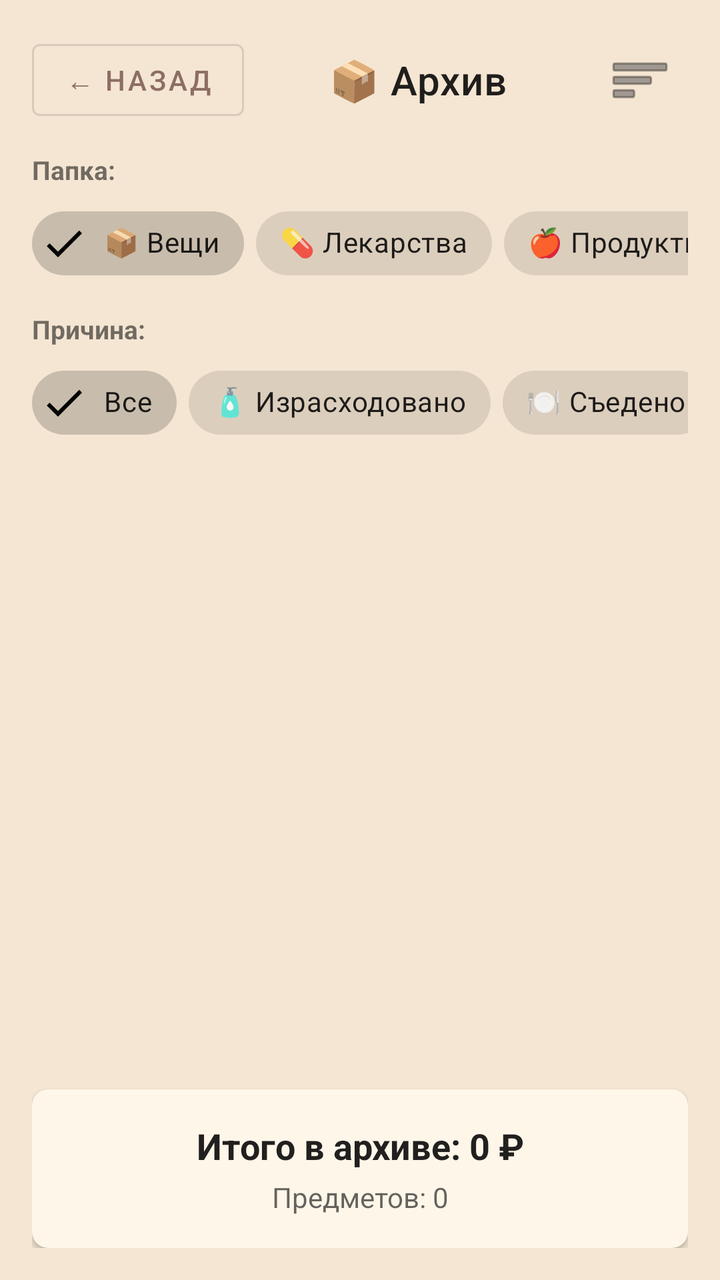
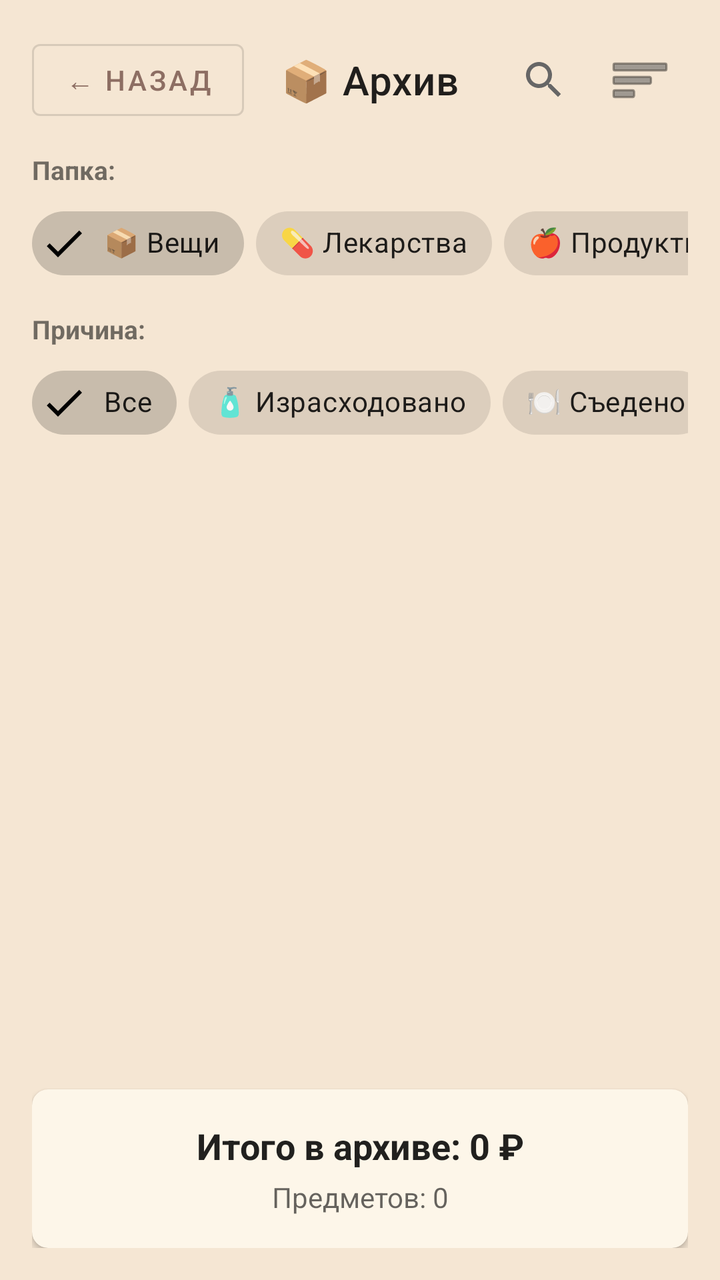

Two renders of the same Android screen: before a commit and after it. Below are the layout's source before the change and the commit's diff.
<!-- AndroidManifest.xml: application theme Theme.BAZA -->
<!-- res/layout/activity_archive.xml -->
<?xml version="1.0" encoding="utf-8"?>
<LinearLayout xmlns:android="http://schemas.android.com/apk/res/android"
    xmlns:app="http://schemas.android.com/apk/res-auto"
    android:layout_width="match_parent"
    android:layout_height="match_parent"
    android:orientation="vertical"
    android:padding="16dp">

    
    <LinearLayout
        android:layout_width="match_parent"
        android:layout_height="wrap_content"
        android:orientation="horizontal"
        android:layout_marginBottom="12dp"
        android:gravity="center_vertical">

        <Button
            android:id="@+id/btnBack"
            android:layout_width="wrap_content"
            android:layout_height="wrap_content"
            android:text="← Назад"
            style="@style/Widget.MaterialComponents.Button.OutlinedButton" />

        <TextView
            android:layout_width="0dp"
            android:layout_height="wrap_content"
            android:layout_weight="1"
            android:text="📦 Архив"
            android:textAppearance="?attr/textAppearanceHeadline6"
            android:gravity="center" />

        
        <ImageButton
            android:id="@+id/btnSort"
            android:layout_width="48dp"
            android:layout_height="48dp"
            android:src="@android:drawable/ic_menu_sort_by_size"
            android:background="?attr/selectableItemBackgroundBorderless"
            android:contentDescription="Сортировка"
            android:tint="?attr/colorControlNormal" />
    </LinearLayout>

    
    <TextView
        android:layout_width="wrap_content"
        android:layout_height="wrap_content"
        android:text="Папка:"
        android:textSize="13sp"
        android:textStyle="bold"
        android:layout_marginBottom="4dp" />

    <HorizontalScrollView
        android:layout_width="match_parent"
        android:layout_height="wrap_content"
        android:scrollbars="none"
        android:layout_marginBottom="10dp">

        <com.google.android.material.chip.ChipGroup
            android:id="@+id/chipGroupFolder"
            android:layout_width="wrap_content"
            android:layout_height="wrap_content"
            app:singleSelection="true"
            app:selectionRequired="true"
            app:chipSpacingHorizontal="6dp"
            app:chipSpacingVertical="0dp">

            <com.google.android.material.chip.Chip
                android:id="@+id/chipFolderThings"
                style="@style/Widget.MaterialComponents.Chip.Filter"
                android:layout_width="wrap_content"
                android:layout_height="wrap_content"
                android:text="📦 Вещи"
                android:checkable="true"
                android:checked="true" />

            <com.google.android.material.chip.Chip
                android:id="@+id/chipFolderMedicine"
                style="@style/Widget.MaterialComponents.Chip.Filter"
                android:layout_width="wrap_content"
                android:layout_height="wrap_content"
                android:text="💊 Лекарства"
                android:checkable="true" />

            <com.google.android.material.chip.Chip
                android:id="@+id/chipFolderFood"
                style="@style/Widget.MaterialComponents.Chip.Filter"
                android:layout_width="wrap_content"
                android:layout_height="wrap_content"
                android:text="🍎 Продукты"
                android:checkable="true" />
        </com.google.android.material.chip.ChipGroup>
    </HorizontalScrollView>

    
    <TextView
        android:layout_width="wrap_content"
        android:layout_height="wrap_content"
        android:text="Причина:"
        android:textSize="13sp"
        android:textStyle="bold"
        android:layout_marginBottom="4dp" />

    <HorizontalScrollView
        android:layout_width="match_parent"
        android:layout_height="wrap_content"
        android:scrollbars="none"
        android:layout_marginBottom="12dp">

        <com.google.android.material.chip.ChipGroup
            android:id="@+id/chipGroupReason"
            android:layout_width="wrap_content"
            android:layout_height="wrap_content"
            app:singleSelection="true"
            app:selectionRequired="true"
            app:chipSpacingHorizontal="6dp"
            app:chipSpacingVertical="0dp">

            <com.google.android.material.chip.Chip
                android:id="@+id/chipReasonAll"
                style="@style/Widget.MaterialComponents.Chip.Filter"
                android:layout_width="wrap_content"
                android:layout_height="wrap_content"
                android:text="Все"
                android:checkable="true"
                android:checked="true" />

            <com.google.android.material.chip.Chip
                android:id="@+id/chipReasonUsedUp"
                style="@style/Widget.MaterialComponents.Chip.Filter"
                android:layout_width="wrap_content"
                android:layout_height="wrap_content"
                android:text="🧴 Израсходовано"
                android:checkable="true" />

            <com.google.android.material.chip.Chip
                android:id="@+id/chipReasonEaten"
                style="@style/Widget.MaterialComponents.Chip.Filter"
                android:layout_width="wrap_content"
                android:layout_height="wrap_content"
                android:text="🍽 Съедено"
                android:checkable="true" />

            <com.google.android.material.chip.Chip
                android:id="@+id/chipReasonBroken"
                style="@style/Widget.MaterialComponents.Chip.Filter"
                android:layout_width="wrap_content"
                android:layout_height="wrap_content"
                android:text="🔧 Сломано"
                android:checkable="true" />

            <com.google.android.material.chip.Chip
                android:id="@+id/chipReasonThrown"
                style="@style/Widget.MaterialComponents.Chip.Filter"
                android:layout_width="wrap_content"
                android:layout_height="wrap_content"
                android:text="🗑 Выброшено"
                android:checkable="true" />

            <com.google.android.material.chip.Chip
                android:id="@+id/chipReasonGifted"
                style="@style/Widget.MaterialComponents.Chip.Filter"
                android:layout_width="wrap_content"
                android:layout_height="wrap_content"
                android:text="🎁 Подарено"
                android:checkable="true" />

            <com.google.android.material.chip.Chip
                android:id="@+id/chipReasonSold"
                style="@style/Widget.MaterialComponents.Chip.Filter"
                android:layout_width="wrap_content"
                android:layout_height="wrap_content"
                android:text="💰 Продано"
                android:checkable="true" />

            <com.google.android.material.chip.Chip
                android:id="@+id/chipReasonExpired"
                style="@style/Widget.MaterialComponents.Chip.Filter"
                android:layout_width="wrap_content"
                android:layout_height="wrap_content"
                android:text="⏰ Истёк срок"
                android:checkable="true" />

            <com.google.android.material.chip.Chip
                android:id="@+id/chipReasonOther"
                style="@style/Widget.MaterialComponents.Chip.Filter"
                android:layout_width="wrap_content"
                android:layout_height="wrap_content"
                android:text="📦 Другое"
                android:checkable="true" />
        </com.google.android.material.chip.ChipGroup>
    </HorizontalScrollView>

    
    <androidx.recyclerview.widget.RecyclerView
        android:id="@+id/rvArchive"
        android:layout_width="match_parent"
        android:layout_height="0dp"
        android:layout_weight="1"
        android:clipToPadding="false"
        android:paddingBottom="8dp" />

    
    <com.google.android.material.card.MaterialCardView
        android:layout_width="match_parent"
        android:layout_height="wrap_content"
        android:layout_marginTop="8dp"
        app:cardCornerRadius="8dp"
        app:cardElevation="2dp"
        app:cardBackgroundColor="@color/cardSurface">

        <LinearLayout
            android:layout_width="match_parent"
            android:layout_height="wrap_content"
            android:orientation="vertical"
            android:padding="16dp">

            <TextView
                android:id="@+id/tvArchiveTotal"
                android:layout_width="match_parent"
                android:layout_height="wrap_content"
                android:text="Итого в архиве: 0 ₽"
                android:textSize="18sp"
                android:textStyle="bold"
                android:textColor="?android:attr/textColorPrimary"
                android:gravity="center" />

            <TextView
                android:id="@+id/tvArchiveCount"
                android:layout_width="match_parent"
                android:layout_height="wrap_content"
                android:text="Предметов: 0"
                android:textSize="14sp"
                android:textColor="?android:attr/textColorSecondary"
                android:gravity="center"
                android:layout_marginTop="4dp" />
        </LinearLayout>
    </com.google.android.material.card.MaterialCardView>

</LinearLayout>
<!-- resources referenced by this layout -->
<resources>
  <color name="cardSurface">#FDF6E9</color>
  <style name="Theme.BAZA" parent="Theme.MaterialComponents.DayNight.NoActionBar">
          <item name="colorPrimary">@color/colorPrimary</item>
          <item name="colorPrimaryDark">@color/colorPrimaryDark</item>
          <item name="colorAccent">@color/colorAccent</item>
  
          
          <item name="android:windowBackground">@color/windowBackground</item>
          <item name="android:colorBackground">@color/windowBackground</item>
          <item name="colorSurface">@color/windowBackground</item>
      </style>
  <color name="colorPrimary">#8D6E63</color>
  <color name="colorPrimaryDark">#6D4C41</color>
  <color name="colorAccent">#C97B63</color>
  <color name="windowBackground">#F5E6D3</color>
</resources>

<!-- the commit's change to res/layout/activity_archive.xml (unified diff, before → after) -->
@@ -28,6 +28,16 @@
             android:text="📦 Архив"
             android:textAppearance="?attr/textAppearanceHeadline6"
             android:gravity="center" />
+
+        
+        <ImageButton
+            android:id="@+id/btnSearch"
+            android:layout_width="48dp"
+            android:layout_height="48dp"
+            android:src="@drawable/ic_search"
+            android:background="?attr/selectableItemBackgroundBorderless"
+            android:contentDescription="Поиск"
+            android:tint="?attr/colorControlNormal" />
 
         
         <ImageButton
<!-- resource entries referenced after the edit -->
@@ -1,6 +1,17 @@
 <!-- resources referenced by this layout -->
 <resources>
   <color name="cardSurface">#FDF6E9</color>
+  <!-- drawable ic_search (drawable) -->
+  <vector xmlns:android="http://schemas.android.com/apk/res/android"
+      android:width="24dp"
+      android:height="24dp"
+      android:viewportWidth="24"
+      android:viewportHeight="24"
+      android:tint="?attr/colorControlNormal">
+    <path
+        android:fillColor="@android:color/white"
+        android:pathData="M15.5,14h-0.79l-0.28,-0.27C15.41,12.59 16,11.11 16,9.5 16,5.91 13.09,3 9.5,3S3,5.91 3,9.5 5.91,16 9.5,16c1.61,0 3.09,-0.59 4.23,-1.57l0.27,0.28v0.79l5,4.99L20.49,19l-4.99,-5zM9.5,14C7.01,14 5,11.99 5,9.5S7.01,5 9.5,5 14,7.01 14,9.5 11.99,14 9.5,14z"/>
+  </vector>
   <style name="Theme.BAZA" parent="Theme.MaterialComponents.DayNight.NoActionBar">
           <item name="colorPrimary">@color/colorPrimary</item>
           <item name="colorPrimaryDark">@color/colorPrimaryDark</item>
